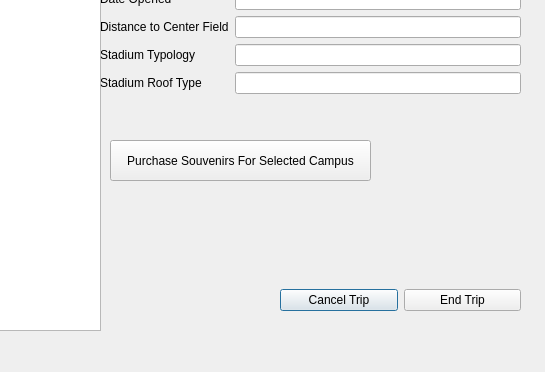
First picture: the form in BaseballTour/tripplanner.ui, repository ethanl21/BaseballTour, before the edit; both pictures show x 200 to 745 and y 200 to 572 of the 745 by 572 pixel window.
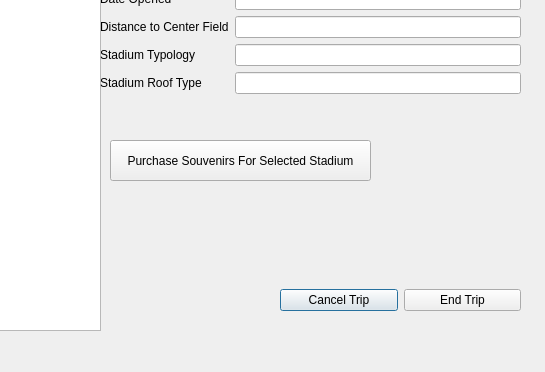
Second picture: the form after the edit. The open tabs and pages were chosen to show the change.

```diff
--- a/BaseballTour/tripplanner.ui
+++ b/BaseballTour/tripplanner.ui
@@ -233,7 +233,7 @@
       </rect>
      </property>
      <property name="text">
-      <string>Purchase Souvenirs For Selected Campus</string>
+      <string>Purchase Souvenirs For Selected Stadium</string>
      </property>
     </widget>
    </widget>
```
Left out of the diff: 2 changed lines with no effect on the pictures.
